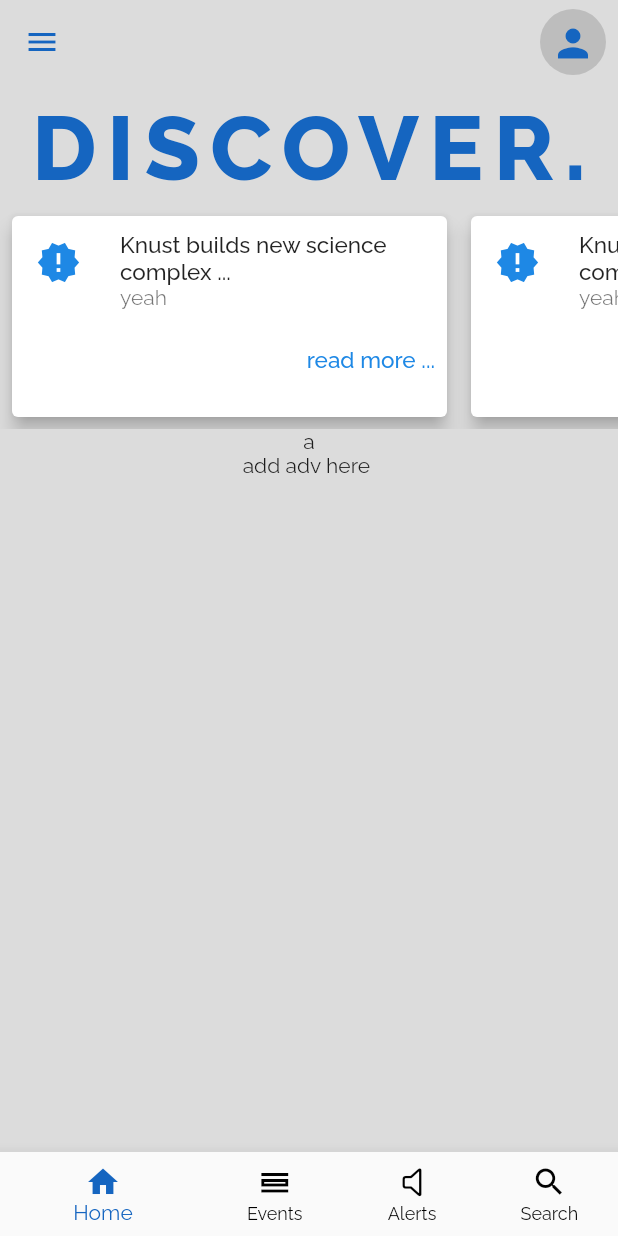
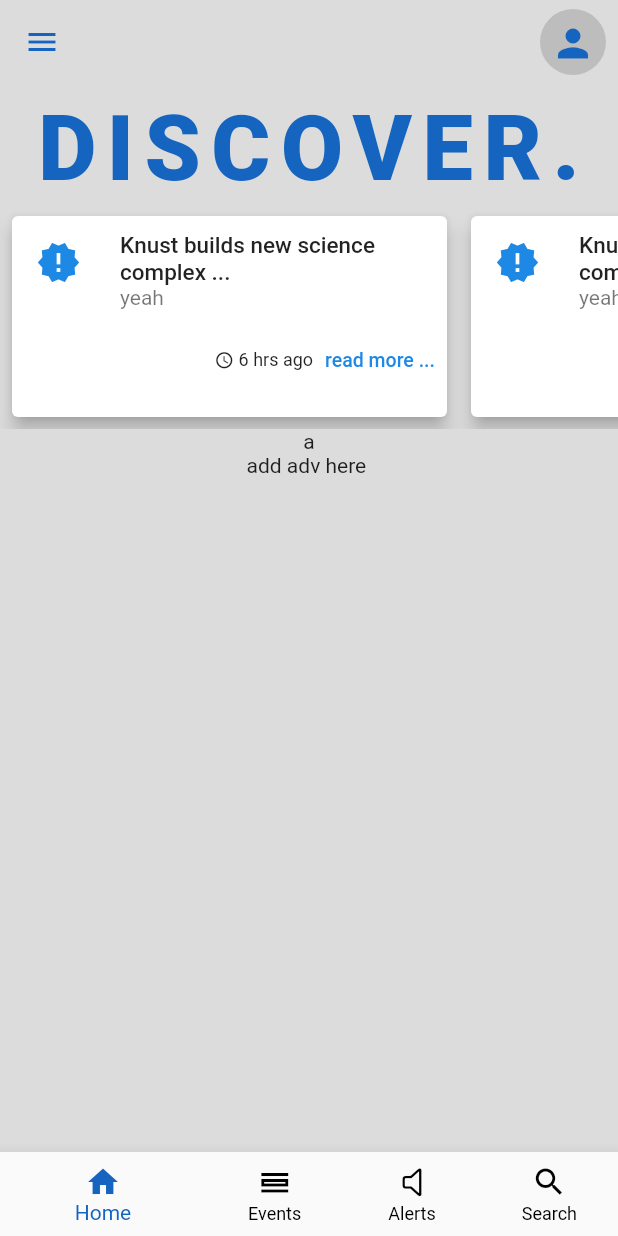
Before and after one commit to kwabenaG/info-square, a Flutter app: the screen it shows after launch, in the side drawer, after a tap on the "person" icon, on a phone screen of 412 x 824 dp. Run offline on Flutter 3.47's test engine with Material 2 defaults, Android fonts, the phone set to English and light mode, and no system bars.

Commit message:
refactoring to most widgets

```diff
--- a/lib/main.dart
+++ b/lib/main.dart
@@ -14,120 +14,7 @@
     return MaterialApp(
         theme: ThemeData(fontFamily: 'Raleway'),
         debugShowCheckedModeBanner: false,
+        title: "Info Dem",
         home: HomeScreen());
   }
 }
-
-// import 'package:flutter/material.dart';
-
-// void main() {
-//   runApp(MyApp());
-// }
-
-// class MyApp extends StatelessWidget {
-//   // This widget is the root of your application.
-//   @override
-//   Widget build(BuildContext context) {
-//     return MaterialApp(
-//       title: 'Flutter Demo',
-//       theme: ThemeData(
-//         // This is the theme of your application.
-//         //
-//         // Try running your application with "flutter run". You'll see the
-//         // application has a blue toolbar. Then, without quitting the app, try
-//         // changing the primarySwatch below to Colors.green and then invoke
-//         // "hot reload" (press "r" in the console where you ran "flutter run",
-//         // or simply save your changes to "hot reload" in a Flutter IDE).
-//         // Notice that the counter didn't reset back to zero; the application
-//         // is not restarted.
-//         primarySwatch: Colors.blue,
-//       ),
-//       home: MyHomePage(title: 'Flutter Demo Home Page'),
-//     );
-//   }
-// }
-
-// class MyHomePage extends StatefulWidget {
-//   MyHomePage({Key? key, required this.title}) : super(key: key);
-
-//   // This widget is the home page of your application. It is stateful, meaning
-//   // that it has a State object (defined below) that contains fields that affect
-//   // how it looks.
-
-//   // This class is the configuration for the state. It holds the values (in this
-//   // case the title) provided by the parent (in this case the App widget) and
-//   // used by the build method of the State. Fields in a Widget subclass are
-//   // always marked "final".
-
-//   final String title;
-
-//   @override
-//   _MyHomePageState createState() => _MyHomePageState();
-// }
-
-// class _MyHomePageState extends State<MyHomePage> {
-//   int _counter = 0;
-
-//   void _incrementCounter() {
-//     setState(() {
-//       // This call to setState tells the Flutter framework that something has
-//       // changed in this State, which causes it to rerun the build method below
-//       // so that the display can reflect the updated values. If we changed
-//       // _counter without calling setState(), then the build method would not be
-//       // called again, and so nothing would appear to happen.
-//       _counter++;
-//     });
-//   }
-
-//   @override
-//   Widget build(BuildContext context) {
-//     // This method is rerun every time setState is called, for instance as done
-//     // by the _incrementCounter method above.
-//     //
-//     // The Flutter framework has been optimized to make rerunning build methods
-//     // fast, so that you can just rebuild anything that needs updating rather
-//     // than having to individually change instances of widgets.
-//     return Scaffold(
-//       appBar: AppBar(
-//         // Here we take the value from the MyHomePage object that was created by
-//         // the App.build method, and use it to set our appbar title.
-//         title: Text(widget.title),
-//       ),
-//       body: Center(
-//         // Center is a layout widget. It takes a single child and positions it
-//         // in the middle of the parent.
-//         child: Column(
-//           // Column is also a layout widget. It takes a list of children and
-//           // arranges them vertically. By default, it sizes itself to fit its
-//           // children horizontally, and tries to be as tall as its parent.
-//           //
-//           // Invoke "debug painting" (press "p" in the console, choose the
-//           // "Toggle Debug Paint" action from the Flutter Inspector in Android
-//           // Studio, or the "Toggle Debug Paint" command in Visual Studio Code)
-//           // to see the wireframe for each widget.
-//           //
-//           // Column has various properties to control how it sizes itself and
-//           // how it positions its children. Here we use mainAxisAlignment to
-//           // center the children vertically; the main axis here is the vertical
-//           // axis because Columns are vertical (the cross axis would be
-//           // horizontal).
-//           mainAxisAlignment: MainAxisAlignment.center,
-//           children: <Widget>[
-//             Text(
-//               'You have pushed the button this many times:',
-//             ),
-//             Text(
-//               '$_counter',
-//               style: Theme.of(context).textTheme.headline4,
-//             ),
-//           ],
-//         ),
-//       ),
-//       floatingActionButton: FloatingActionButton(
-//         onPressed: _incrementCounter,
-//         tooltip: 'Increment',
-//         child: Icon(Icons.add),
-//       ), // This trailing comma makes auto-formatting nicer for build methods.
-//     );
-//   }
-// }
--- a/lib/screens/home_screen.dart
+++ b/lib/screens/home_screen.dart
@@ -3,7 +3,8 @@
 import "package:flutter/material.dart";
 
 // local imports
-import 'package:info_square/screens/pages/default_screen.dart';
+import 'package:info_square/screens/pages/default_page.dart';
+import 'package:info_square/screens/pages/search_page.dart';
 import 'package:info_square/widgets/appbar_widget.dart';
 import 'package:info_square/widgets/homepage/card_widget_news.dart';
 
@@ -26,8 +27,7 @@
     DefaultScreen(),
     Text("two"),
     Text("three"),
-    Text("user"),
-    Text("user"),
+    SearchPage()
   ];
 
   void _tapped(int index) {
@@ -70,8 +70,6 @@
           ]), // end of appbar
       body: Container(
           color: Colors.black12,
-          // margin: EdgeInsets.symmetric(vertical: 20.0),
-          // height: 190,
           child: content[_selectedIndex]), //body starts here
       bottomNavigationBar: BottomNavigationBar(
         items: [
--- a/lib/widgets/homepage/card_widget_news.dart
+++ b/lib/widgets/homepage/card_widget_news.dart
@@ -8,6 +8,7 @@
   return Drawer(
       child: ListView(padding: EdgeInsets.zero, children: [
     DrawerHeader(
+        padding: EdgeInsets.fromLTRB(30, 60, 30, 10),
         decoration: BoxDecoration(
           color: Colors.blue[700],
         ),
@@ -15,7 +16,7 @@
             textAlign: TextAlign.left,
             style: TextStyle(
                 color: Colors.white70,
-                fontSize: 50.0,
+                fontSize: 40.0,
                 fontWeight: FontWeight.w900,
                 fontFamily: 'arial'))),
     ListTile(
@@ -41,16 +42,15 @@
                 fontWeight: FontWeight.w700,
                 fontFamily: 'Trajan Pro'))),
     Padding(padding: EdgeInsets.only(bottom: 400)),
-    Divider(height: 0.0),
+    Divider(height: 1.0, color: Colors.black87),
     Container(
-        child: Row(
-      crossAxisAlignment: CrossAxisAlignment.center,
-      children: [
-        Text('v 1.0.0', textAlign: TextAlign.left, style: TextStyle())
-      ],
-    )),
+      margin: EdgeInsets.all(10.0),
+      child: Center(
+          child:
+              Text('v 1.0.0', textAlign: TextAlign.left, style: TextStyle())),
+    ),
   ]));
-}
+} //end of drawer
 
 //homepage news card
 Widget containerListBuilderCardNews() {
@@ -86,15 +86,27 @@
                     style:
                         TextStyle(fontSize: 15.0, fontWeight: FontWeight.w500)),
                 subtitle: Text('yeah')),
-            Row(mainAxisAlignment: MainAxisAlignment.end, children: [
+            listTileActionsDetails()
+          ])));
+}
+
+// for card news => subtls
+
+Widget listTileActionsDetails() {
+  return Row(mainAxisAlignment: MainAxisAlignment.end, children: [
+    Icon(
+      Icons.access_time,
+      size: 13.0,
+    ),
+    Padding(padding: EdgeInsets.only(right: 3.0)),
+    Text('6 hrs ago', style: TextStyle(fontSize: 12.0)),
     TextButton(
       child: Text('read more ...',
           style: TextStyle(
-                        fontSize: 15.0,
+              fontSize: 13.0,
               fontWeight: FontWeight.w500,
               color: Colors.blue[600])),
       onPressed: () => {print('read more')},
     )
-            ])
-          ])));
+  ]);
 }
```
Also changed, not shown: lib/screens/pages/search_page.dart (added, +19 -0 lines), lib/screens/pages/user_page.dart (+6 -1 lines), pubspec.yaml (+21 -21 lines), lib/screens/pages/default_page.dart (renamed from lib/screens/pages/default_screen.dart), 3 other files. Lines whose indentation alone changed are shown as unchanged.
